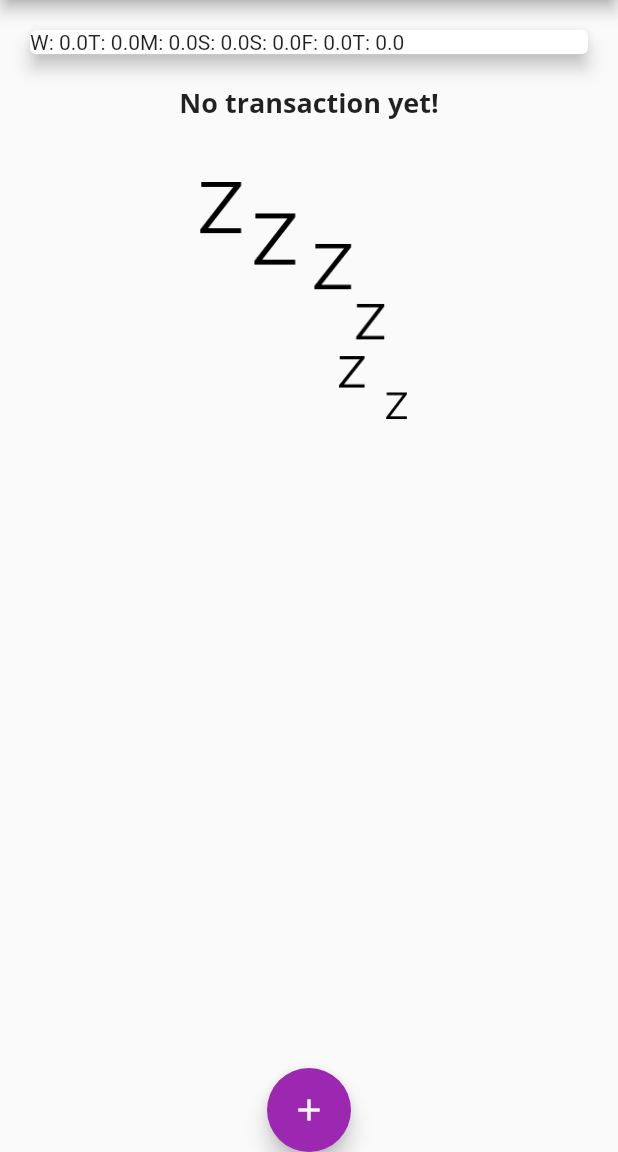
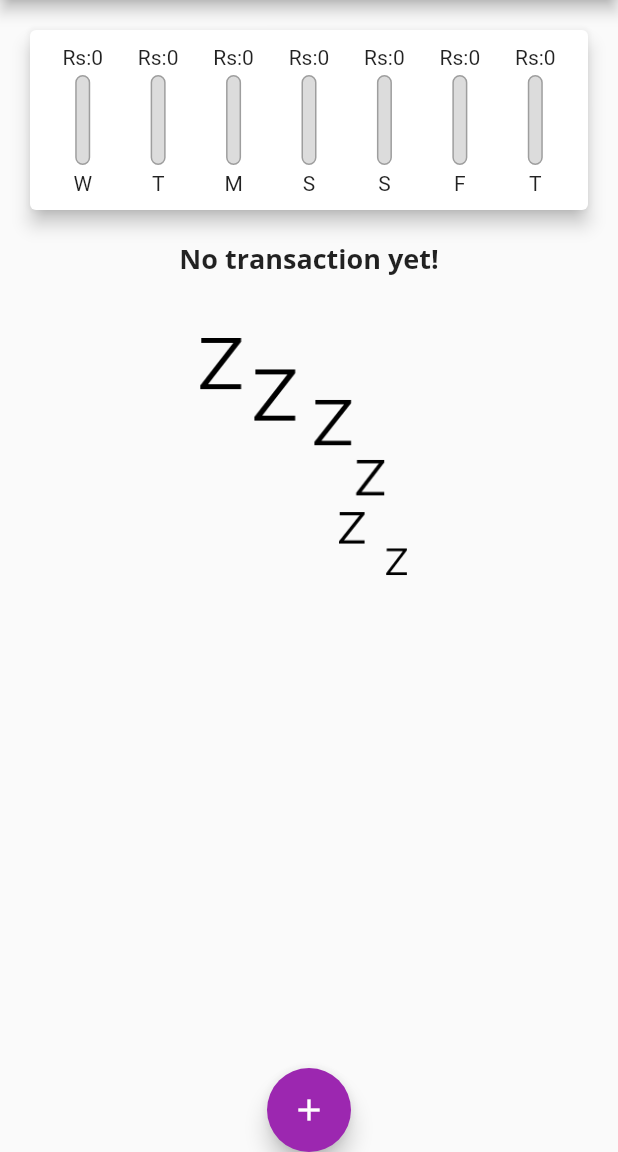
Before and after one commit to abubasith456/Combining-widget, a Flutter app: the screen it shows after launch, on a phone screen of 412 x 824 dp, the part 84-1236 px from its top. Run offline on Flutter 3.47's test engine with Material 2 defaults, Android fonts, the phone set to English and light mode, and no system bars.

Commit message:
chart added

```diff
--- a/lib/main.dart
+++ b/lib/main.dart
@@ -60,7 +60,7 @@
     return _userTransactions.where((text) {
       return text.date.isAfter(
         DateTime.now().subtract(
-          Duration(days: 7),
+          const Duration(days: 7),
         ),
       );
     }).toList();
@@ -93,7 +93,7 @@
         actions: [
           IconButton(
               onPressed: () => _startAddNewTransaction(context),
-              icon: Icon(
+              icon: const Icon(
                 Icons.add,
                 color: Colors.white,
               ))
@@ -112,7 +112,7 @@
       floatingActionButtonLocation: FloatingActionButtonLocation.centerDocked,
       floatingActionButton: FloatingActionButton(
         onPressed: () => _startAddNewTransaction(context),
-        child: Icon(Icons.add),
+        child: const Icon(Icons.add),
       ),
     );
   }
--- a/lib/widget/chart.dart
+++ b/lib/widget/chart.dart
@@ -1,3 +1,4 @@
+import 'package:combining_widgets/widget/chart_bar.dart';
 import 'package:flutter/material.dart';
 import '../model/transaction.dart';
 import 'package:intl/intl.dart';
@@ -31,16 +32,34 @@
     });
   }
 
+  double get totalSpending {
+    return groupedTransactionValues.fold(0.0, (sum, item) {
+      return sum + (item['amount'] as double);
+    });
+  }
+
   @override
   Widget build(BuildContext context) {
     print(groupedTransactionValues);
     return Card(
       elevation: 5,
-      margin: EdgeInsets.all(20),
-      child: Row(
-        children: groupedTransactionValues.map((data) {
-          return Text('${data['day']}: ${data['amount']}');
-        }).toList(),
+      margin: const EdgeInsets.all(20),
+      child: Padding(
+        padding: const EdgeInsets.all(10),
+        child: Row(
+          mainAxisAlignment: MainAxisAlignment.spaceAround,
+          children: groupedTransactionValues.map((data) {
+            return Flexible(
+              fit: FlexFit.tight,
+              child: ChartBar(
+                  data['day'] as String,
+                  (data['amount']) as double,
+                  totalSpending == 0.0
+                      ? 0.0
+                      : (data['amount'] as double) / totalSpending),
+            );
+          }).toList(),
+        ),
       ),
     );
   }
--- /dev/null
+++ b/lib/widget/chart_bar.dart
@@ -0,0 +1,50 @@
+import 'package:flutter/material.dart';
+
+class ChartBar extends StatelessWidget {
+  final String label;
+  final double spendingAmount;
+  final double spendingPctToTal;
+
+  ChartBar(this.label, this.spendingAmount, this.spendingPctToTal);
+
+  @override
+  Widget build(BuildContext context) {
+    return Column(
+      children: [
+        FittedBox(
+          child: Text('Rs:${spendingAmount.toStringAsFixed(0)}'),
+        ),
+        const SizedBox(
+          height: 4,
+        ),
+        Container(
+          height: 60,
+          width: 10,
+          child: Stack(
+            children: [
+              Container(
+                decoration: BoxDecoration(
+                  border: Border.all(color: Colors.grey, width: 1.0),
+                  color: const Color.fromRGBO(220, 220, 220, 1),
+                  borderRadius: BorderRadius.circular(10),
+                ),
+              ),
+              FractionallySizedBox(
+                heightFactor: spendingPctToTal,
+                child: Container(
+                  decoration: BoxDecoration(
+                      color: Theme.of(context).primaryColor,
+                      borderRadius: BorderRadius.circular(10)),
+                ),
+              )
+            ],
+          ),
+        ),
+        const SizedBox(
+          height: 4,
+        ),
+        Text(label),
+      ],
+    );
+  }
+}
```
